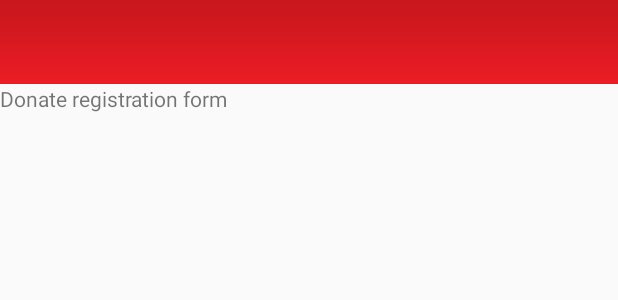
After one commit to bijeshcj/DonateBlood, an Android app: the layout activity_donate.xml on its own in the app's theme, with its tools: preview values and no code run, on a phone screen of 412 x 824 dp. The commit adds this screen. Shown: the top 300 px of the screen. Run offline under Robolectric (Android 15) with nearby library versions, the phone set to English and light mode, and no system bars.

Commit message:
Donate Acitivity and onClick of navigation drawer

```diff
--- a/DonateBlood/app/src/main/AndroidManifest.xml
+++ b/DonateBlood/app/src/main/AndroidManifest.xml
@@ -22,6 +22,7 @@
         </activity>
         <activity android:name=".activities.SplashActivity" />
         <activity android:name=".activities.LoginActivity" />
+        <activity android:name=".activities.DonateActivity" />
     </application>
 
 </manifest>
--- a/DonateBlood/app/src/main/java/com/bijesh/donateblood/activities/HomeActivity.java
+++ b/DonateBlood/app/src/main/java/com/bijesh/donateblood/activities/HomeActivity.java
@@ -7,8 +7,6 @@ import android.support.v7.widget.Toolbar;
 
 
 import com.bijesh.donateblood.R;
-import com.bijesh.donateblood.base.ui.BaseActivity;
-import com.bijesh.donateblood.base.ui.BaseFragmentActivity;
 import com.bijesh.donateblood.fragments.NavigationDrawerFragment;
 import com.parse.ParseObject;
 
--- /dev/null
+++ b/DonateBlood/app/src/main/res/layout/activity_donate.xml
@@ -0,0 +1,18 @@
+<?xml version="1.0" encoding="utf-8"?>
+<RelativeLayout xmlns:android="http://schemas.android.com/apk/res/android"
+    android:orientation="vertical" android:layout_width="match_parent"
+    android:layout_height="match_parent">
+
+
+    <include
+        android:id="@+id/app_toolbar"
+        layout="@layout/app_bar" />
+
+    <TextView
+        android:layout_below="@id/app_toolbar"
+        android:layout_width="match_parent"
+        android:layout_height="wrap_content"
+        android:text="Donate registration form"
+        />
+
+</RelativeLayout>
--- a/DonateBlood/app/src/main/res/values-v21/styles.xml
+++ b/DonateBlood/app/src/main/res/values-v21/styles.xml
@@ -5,7 +5,10 @@
     <!-- Base application theme. -->
     <style name="AppTheme" parent="AppTheme.Base">
         <item name="android:textColorPrimary">@android:color/white</item>
-        <item name="android:colorPrimaryDark">#D32F2F</item>
+        <item name="android:colorPrimary">@color/primary</item>
+        <item name="android:colorPrimaryDark">@color/primary_dark</item>
+        <item name="android:colorAccent">@color/accent</item>
+
     </style>
 
 
--- /dev/null
+++ b/DonateBlood/app/src/main/res/values/colors.xml
@@ -0,0 +1,15 @@
+<?xml version="1.0" encoding="utf-8"?>
+<resources>
+
+
+    <color name="primary">#F44336</color>
+    <color name="primary_dark">#D32F2F</color>
+    <color name="primary_light">#FFCDD2</color>
+    <color name="accent">#00BCD4</color>
+    <color name="primary_text">#212121</color>
+    <color name="secondary_text">#727272</color>
+    <color name="icons">#FFFFFF</color>
+    <color name="divider">#B6B6B6</color>
+
+
+</resources>
```
Also changed, not shown: DonateBlood/app/src/main/java/com/bijesh/donateblood/activities/DonateActivity.java (added, +29 -0 lines), DonateBlood/app/src/main/java/com/bijesh/donateblood/adapters/NavigationDrawerAdapter.java (+18 -3 lines), DonateBlood/app/src/main/java/com/bijesh/donateblood/fragments/NavigationDrawerFragment.java (+20 -3 lines).
